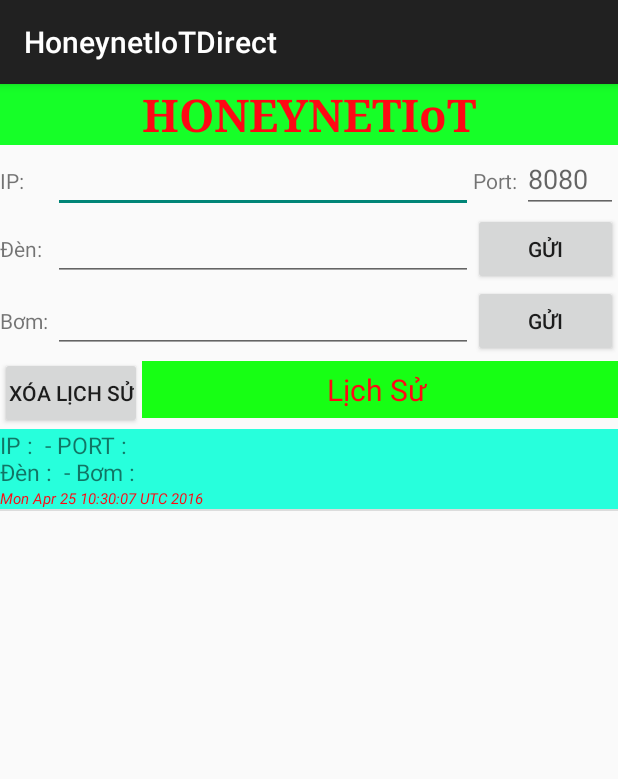
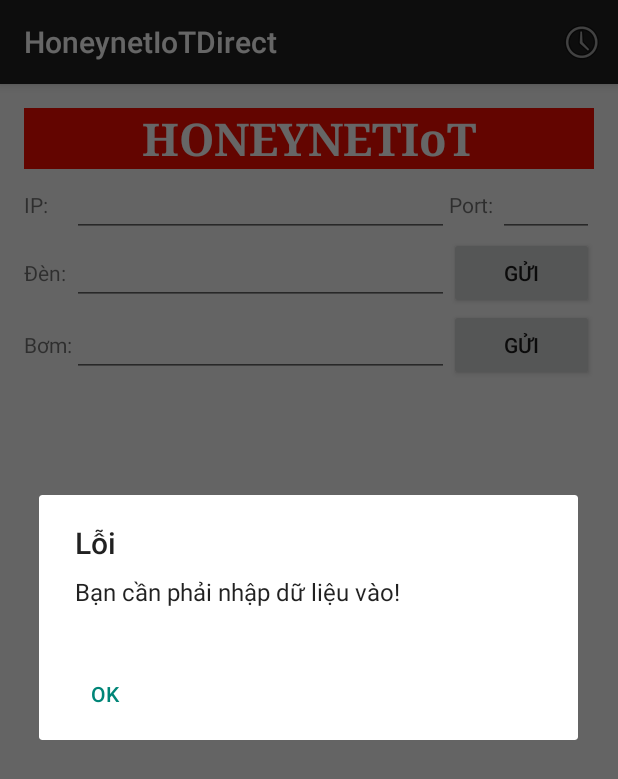
Before and after one commit to danhnguyenviet/honeynetiot-direct, an Android app: the screen it shows after launch (MainActivity), after a tap on "GỬI", on a phone screen of 412 x 824 dp. Shown: the top 779 px of the screen. Run offline under Robolectric (Android 15) with nearby library versions, the phone set to English and light mode, and no system bars.

Commit message:
Lê Thanh Tỉnh update lần 2
Thêm các dialog bắt lỗi, chỉnh sửa lại giao diện.

```diff
--- a/resources/HoneynetIoTDirect/app/src/main/AndroidManifest.xml
+++ b/resources/HoneynetIoTDirect/app/src/main/AndroidManifest.xml
@@ -16,6 +16,10 @@
                 <category android:name="android.intent.category.LAUNCHER" />
             </intent-filter>
         </activity>
+        <activity
+            android:name=".HistoryActivity"
+            android:label="@string/title_activity_history" >
+        </activity>
     </application>
 
 </manifest>
--- a/resources/HoneynetIoTDirect/app/src/main/java/com/example/tinhlethanh/honeynetiotdirect/DatabaseHelper.java
+++ b/resources/HoneynetIoTDirect/app/src/main/java/com/example/tinhlethanh/honeynetiotdirect/DatabaseHelper.java
@@ -8,8 +8,9 @@ import android.database.sqlite.SQLiteDatabase;
 import android.database.sqlite.SQLiteOpenHelper;
 import android.widget.Toast;
 
+import com.example.tinhlethanh.honeynetiotdirect.Model.History;
+
 import java.util.ArrayList;
-import java.util.List;
 
 /**
  * Created by Tinh LE Thanh on 4/10/2016.
@@ -23,7 +24,10 @@ public class DatabaseHelper{
     /*Tên tabel và các column trong database*/
     public static final String TABLE_HISTORY = "tbhistory";
     public static final String COLUMN_ID = "id";
-    public static final String COLUMN_NOIDUNG = "history";
+    public static final String COLUMN_IP = "ip";
+    public static final String COLUMN_PORT = "port";
+    public static final String COLUMN_DEN = "den";
+    public static final String COLUMN_BOM = "bom";
     public static final String COLUMN_DATE = "datetime";
 
 
@@ -53,7 +57,10 @@ public class DatabaseHelper{
     public void doInsertRecord(History history)
     {
         ContentValues values=new ContentValues();
-        values.put(COLUMN_NOIDUNG, history.getHistory());
+        values.put(COLUMN_IP, history.getIp());
+        values.put(COLUMN_PORT, history.getPort());
+        values.put(COLUMN_DEN, history.getDen());
+        values.put(COLUMN_BOM, history.getBom());
         values.put(COLUMN_DATE, history.getDatetime());
         db.insert(TABLE_HISTORY, null, values);
     }
@@ -68,8 +75,11 @@ public class DatabaseHelper{
         {
             History history = new History();
             history.setId(Integer.parseInt(cursor.getString(0)));
-            history.setHistory(cursor.getString(1));
-            history.setDatetime(cursor.getString(2));
+            history.setIp(cursor.getString(1));
+            history.setPort(cursor.getString(2));
+            history.setDen(cursor.getString(3));
+            history.setBom(cursor.getString(4));
+            history.setDatetime(cursor.getString(5));
             historyList.add(history);
             cursor.moveToNext();
         }
@@ -98,7 +108,10 @@ public class DatabaseHelper{
         public void onCreate(SQLiteDatabase arg0) {
             arg0.execSQL("CREATE TABLE " + TABLE_HISTORY + " ("
                     + COLUMN_ID + " integer primary key autoincrement, "
-                    + COLUMN_NOIDUNG + " TEXT NOT NULL, "
+                    + COLUMN_IP + " TEXT NOT NULL, "
+                    + COLUMN_PORT + " TEXT NOT NULL, "
+                    + COLUMN_DEN + " TEXT, "
+                    + COLUMN_BOM + " TEXT, "
                     + COLUMN_DATE + " TEXT NOT NULL);");
 
         }
--- a/resources/HoneynetIoTDirect/app/src/main/java/com/example/tinhlethanh/honeynetiotdirect/MainActivity.java
+++ b/resources/HoneynetIoTDirect/app/src/main/java/com/example/tinhlethanh/honeynetiotdirect/MainActivity.java
@@ -1,23 +1,28 @@
 package com.example.tinhlethanh.honeynetiotdirect;
 
 import android.app.AlertDialog;
-import android.content.DialogInterface;
+import android.content.Intent;
 import android.support.v7.app.AppCompatActivity;
 import android.os.Bundle;
+import android.view.Menu;
+import android.view.MenuItem;
 import android.view.View;
 import android.widget.Button;
 import android.widget.EditText;
-import android.widget.ListView;
-import java.util.ArrayList;
+import android.widget.Toast;
+
+import com.example.tinhlethanh.honeynetiotdirect.Model.History;
+
+import java.text.SimpleDateFormat;
+import java.util.Calendar;
 import java.util.Date;
 
 public class MainActivity extends AppCompatActivity {
 
-    Button btn_send1, btn_send2, btn_delete;
+    Button btn_send1, btn_send2;
     EditText edt_ip, edt_port, edt_den, edt_bom;
-    ListView lvHistory;
-    ArrayList<History> array_history = new ArrayList<History>();
-    MyArrayAdapter adapter = null;
+
+
     DatabaseHelper databaseHelper = null;
 
     @Override
@@ -26,85 +31,75 @@ public class MainActivity extends AppCompatActivity {
         setContentView(R.layout.activity_main);
         btn_send1 = (Button) findViewById(R.id.button1);
         btn_send2 = (Button) findViewById(R.id.button2);
-        btn_delete = (Button) findViewById(R.id.btn_delete);
+
         edt_ip = (EditText) findViewById(R.id.editText1);
         edt_port = (EditText) findViewById(R.id.editText4);
         edt_den = (EditText) findViewById(R.id.editText2);
         edt_bom = (EditText) findViewById(R.id.editText5);
-        lvHistory = (ListView) findViewById(R.id.listview);
+
         databaseHelper = new DatabaseHelper(this);
         btn_send1.setOnClickListener(new View.OnClickListener() {
             @Override
             public void onClick(View v) {
-                myclick();
+                if(edt_ip.getText().toString().equals("") == true  || edt_port.getText().toString().equals("") == true || edt_den.getText().toString().equals("") == true) {
+                    DialogLoi();
+                }else {
+                    Date today = Calendar.getInstance().getTime();
+                    SimpleDateFormat formatter = new SimpleDateFormat("yyyy-MM-dd hh:mm:ss a");
+                    String datetime = formatter.format(today);
+                    History history = new History(edt_ip.getText().toString(), edt_port.getText().toString(), edt_den.getText().toString(), null, datetime);
+                    databaseHelper.open();
+                    databaseHelper.doInsertRecord(history);
+                    databaseHelper.close();
+                    Toast.makeText(MainActivity.this, "Gửi thành công", Toast.LENGTH_SHORT).show();
+                }
             }
         });
         btn_send2.setOnClickListener(new View.OnClickListener() {
             @Override
             public void onClick(View v) {
-                myclick();
+                if(edt_ip.getText().toString().equals("") == true  || edt_port.getText().toString().equals("") == true || edt_bom.getText().toString().equals("") == true) {
+                    DialogLoi();
+                }else {
+                    Date today = Calendar.getInstance().getTime();
+                    SimpleDateFormat formatter = new SimpleDateFormat("yyyy-MM-dd hh:mm:ss a");
+                    String datetime = formatter.format(today);
+                    History history = new History(edt_ip.getText().toString(), edt_port.getText().toString(), null, edt_bom.getText().toString(), datetime);
+                    databaseHelper.open();
+                    databaseHelper.doInsertRecord(history);
+                    databaseHelper.close();
+                    Toast.makeText(MainActivity.this, "Gửi thành công", Toast.LENGTH_SHORT).show();
+                }
             }
         });
-        btn_delete.setOnClickListener(new View.OnClickListener() {
-            @Override
-            public void onClick(View v) {
-                loadhistoty();
-            }
-        });
-        databaseHelper.open();
-        array_history = databaseHelper.getListHistory();
-        databaseHelper.close();
-        adapter = new MyArrayAdapter(MainActivity.this, R.layout.history_acctivity, array_history);
-        lvHistory.setAdapter(adapter);
-        adapter.notifyDataSetChanged();
     }
-    //ham khi click vao button
-    public void myclick(){
-        String s = "IP : "+edt_ip.getText().toString() + " - PORT : " + edt_port.getText().toString() + " \n"+"Đèn : " + edt_den.getText().toString() + " - Bơm : " + edt_bom.getText().toString() + "";
-        Date date = new Date();
-        String datetime = date.toString();
-        History history = new History(datetime, s);
-        databaseHelper.open();
-        databaseHelper.doInsertRecord(history);
-        //cap nhap lai giao dien
-        array_history = databaseHelper.getListHistory();
-        databaseHelper.close();
-        adapter = new MyArrayAdapter(MainActivity.this, R.layout.history_acctivity, array_history);
-        lvHistory.setAdapter(adapter);
-        adapter.notifyDataSetChanged();
-    }
-    //ham khi click vao button xoa lich su
-    public void loadhistoty(){
-
+    public void DialogLoi(){
         AlertDialog.Builder builder = new AlertDialog.Builder(this);
         //Thiết lập tiêu đề hiển thị
-        builder.setTitle("Thông báo");
+        builder.setTitle("Lỗi");
         //Thiết lập thông báo hiển thị
-        builder.setMessage("Bạn có muốn xóa lịch sử! ");
+        builder.setMessage("Bạn cần phải nhập dữ liệu vào! ");
+        builder.setCancelable(false);
+        //Tạo nút Hủy
+        builder.setNeutralButton("OK", null);
+        builder.create().show();
+    }
+    @Override
+    public boolean onCreateOptionsMenu(Menu menu) {
+        getMenuInflater().inflate(R.menu.menu_main, menu);
+        return true;
+    }
 
-        //Tạo nút Hủy
-        builder.setPositiveButton("OK", new DialogInterface.OnClickListener() {
-            @Override
-            public void onClick(DialogInterface dialog, int which) {
-                databaseHelper.open();
-                databaseHelper.doDeleteDb();
-                //cap nhap lai giao dien
-                array_history = databaseHelper.getListHistory();
-                databaseHelper.close();
-                adapter = new MyArrayAdapter(MainActivity.this, R.layout.history_acctivity, array_history);
-                lvHistory.setAdapter(adapter);
-                adapter.notifyDataSetChanged();
-            }
-        });
-        builder.setNegativeButton("Hủy", new DialogInterface.OnClickListener() {
-            @Override
-            public void onClick(DialogInterface dialog, int which) {
-                dialog.cancel();
-            }
-        });
-        builder.create().show();
+    @Override
+    public boolean onOptionsItemSelected(MenuItem item) {
+        int id = item.getItemId();
 
-
-
+        if (id == R.id.btnHistory) {
+            //đến màng hình HistoryActivity
+            Intent intent = new Intent(this, HistoryActivity.class);
+            startActivityForResult(intent, 0);
+            return true;
+        }
+        return super.onOptionsItemSelected(item);
     }
 }
--- a/resources/HoneynetIoTDirect/app/src/main/res/layout/activity_main.xml
+++ b/resources/HoneynetIoTDirect/app/src/main/res/layout/activity_main.xml
@@ -1,34 +1,38 @@
 <?xml version="1.0" encoding="utf-8"?>
-<LinearLayout xmlns:android="http://schemas.android.com/apk/res/android"
+<ScrollView xmlns:android="http://schemas.android.com/apk/res/android"
     xmlns:tools="http://schemas.android.com/tools"
+    android:id="@+id/ScrollView1"
     android:layout_width="match_parent"
     android:layout_height="match_parent"
-    tools:context="com.example.tinhlethanh.honeynetiotdirect.honeynetiotdirect.MainActivity"
-    android:orientation="vertical">
-<ScrollView
-    android:layout_width="match_parent"
-    android:layout_height="wrap_content">
+    android:paddingBottom="@dimen/activity_vertical_margin"
+    android:paddingLeft="@dimen/activity_horizontal_margin"
+    android:paddingRight="@dimen/activity_horizontal_margin"
+    android:paddingTop="@dimen/activity_vertical_margin"
+    tools:context="danhnguyen.honeynetiotdirect.MainActivity">
+
     <LinearLayout
         android:layout_width="match_parent"
         android:layout_height="match_parent"
-        android:layout_weight="1"
+        android:focusable="true"
+        android:focusableInTouchMode="true"
         android:orientation="vertical">
 
         <TextView
             android:id="@+id/textView1"
             android:layout_width="match_parent"
             android:layout_height="wrap_content"
-            android:background="#16ff28"
+            android:background="#f80c00"
             android:gravity="center"
             android:text="HONEYNETIoT"
-            android:textColor="#ff0814"
+            android:textColor="#FFFFFF"
             android:textSize="30sp"
             android:textStyle="bold"
             android:typeface="serif"/>
 
         <TableLayout
             android:layout_width="match_parent"
-            android:layout_height="match_parent"
+            android:layout_height="wrap_content"
+
             android:stretchColumns="1">
 
             <TableRow
@@ -40,33 +44,30 @@
                     android:id="@+id/textView3"
                     android:layout_width="wrap_content"
                     android:layout_height="wrap_content"
-                    android:text="IP: "/>
+                    android:text="IP:"/>
 
                 <EditText
                     android:id="@+id/editText1"
                     android:layout_width="wrap_content"
                     android:layout_height="wrap_content"
                     android:ems="10"
-                    android:inputType="number|numberDecimal"
-                    android:digits="0123456789."
-                    android:text="" />
-
+                    android:text=""
+                    android:inputType="number|numberDecimal">
+                </EditText>
                 <TextView
                     android:id="@+id/textView9"
                     android:layout_width="wrap_content"
                     android:layout_height="wrap_content"
-                    android:text="Port:"/>
+                    android:text="Port: "/>
 
                 <EditText
                     android:id="@+id/editText4"
                     android:layout_width="wrap_content"
                     android:layout_height="wrap_content"
                     android:ems="3"
-                    android:hint="8080"
-                    android:inputType="number|numberDecimal"
-                    android:digits="0123456789."
-                    android:layout_marginLeft="-55dp">
-
+                    android:text=""
+                    android:layout_marginLeft="-55dp"
+                    android:inputType="number|numberDecimal">
                 </EditText>
             </TableRow>
 
@@ -79,7 +80,7 @@
                     android:id="@+id/textView10"
                     android:layout_width="wrap_content"
                     android:layout_height="wrap_content"
-                    android:text="Đèn: "/>
+                    android:text="Ðèn:"/>
 
                 <EditText
                     android:id="@+id/editText2"
@@ -106,7 +107,7 @@
                     android:id="@+id/textView4"
                     android:layout_width="wrap_content"
                     android:layout_height="wrap_content"
-                    android:text="Bơm: "/>
+                    android:text="Bơm:"/>
 
                 <EditText
                     android:id="@+id/editText5"
@@ -123,33 +124,13 @@
                     android:text="Gửi"/>
 
             </TableRow>
+
+            <TableRow
+                android:id="@+id/tableRow4"
+                android:layout_width="wrap_content"
+                android:layout_height="wrap_content">
+
+            </TableRow>
         </TableLayout>
     </LinearLayout>
 </ScrollView>
-            <LinearLayout
-                android:id="@+id/tableRow4"
-                android:layout_width="match_parent"
-                android:layout_height="wrap_content">
-                <Button
-                    android:layout_width="wrap_content"
-                    android:layout_height="wrap_content"
-                    android:padding="5dp"
-                    android:id="@+id/btn_delete"
-                    android:text="Xóa lịch sử"/>
-                <TextView
-                    android:layout_width="fill_parent"
-                    android:layout_height="wrap_content"
-                    android:background="#17ff14"
-                    android:text="Lịch Sử "
-                    android:gravity="center"
-                    android:textSize="20sp"
-                    android:textColor="#ff0814"
-                    android:padding="5dp" />
-            </LinearLayout>
-
-                <ListView
-                    android:layout_width="match_parent"
-                    android:layout_height="fill_parent"
-                    android:id="@+id/listview">
-                </ListView>
-</LinearLayout>
--- a/resources/HoneynetIoTDirect/app/src/main/res/menu/menu_main.xml
+++ b/resources/HoneynetIoTDirect/app/src/main/res/menu/menu_main.xml
@@ -1,6 +1,11 @@
 <menu xmlns:android="http://schemas.android.com/apk/res/android"
     xmlns:app="http://schemas.android.com/apk/res-auto"
-    xmlns:tools="http://schemas.android.com/tools" tools:context=".MainActivity">
-    <item android:id="@+id/action_settings" android:title="@string/action_settings"
-        android:orderInCategory="100" app:showAsAction="never" />
+    xmlns:tools="http://schemas.android.com/tools"
+    tools:context=".MainActivity">
+    <item
+        android:id="@+id/btnHistory"
+        android:orderInCategory="100"
+        android:title="History"
+        android:icon="@android:drawable/ic_menu_recent_history"
+        app:showAsAction="always|withText" />
 </menu>
--- a/resources/HoneynetIoTDirect/app/src/main/res/values/strings.xml
+++ b/resources/HoneynetIoTDirect/app/src/main/res/values/strings.xml
@@ -3,4 +3,5 @@
 
     <string name="hello_world">Hello world!</string>
     <string name="action_settings">Settings</string>
+    <string name="title_activity_history">HistoryActivity</string>
 </resources>
```
Also changed, not shown: resources/HoneynetIoTDirect/app/src/main/java/com/example/tinhlethanh/honeynetiotdirect/HistoryActivity.java (added, +76 -0 lines), resources/HoneynetIoTDirect/app/src/main/java/com/example/tinhlethanh/honeynetiotdirect/Model/History.java (added, +73 -0 lines), resources/HoneynetIoTDirect/app/src/main/java/com/example/tinhlethanh/honeynetiotdirect/MyArrayAdapter.java (+11 -2 lines), resources/HoneynetIoTDirect/app/src/main/res/layout/activity_history.xml (added, +37 -0 lines), resources/HoneynetIoTDirect/app/src/main/res/layout/history_acctivity.xml (+20 -7 lines), resources/HoneynetIoTDirect/app/src/main/res/menu/menu_history.xml (added, +7 -0 lines), resources/HoneynetIoTDirect/app/src/main/res/drawable/trash_yellow.png (added).
